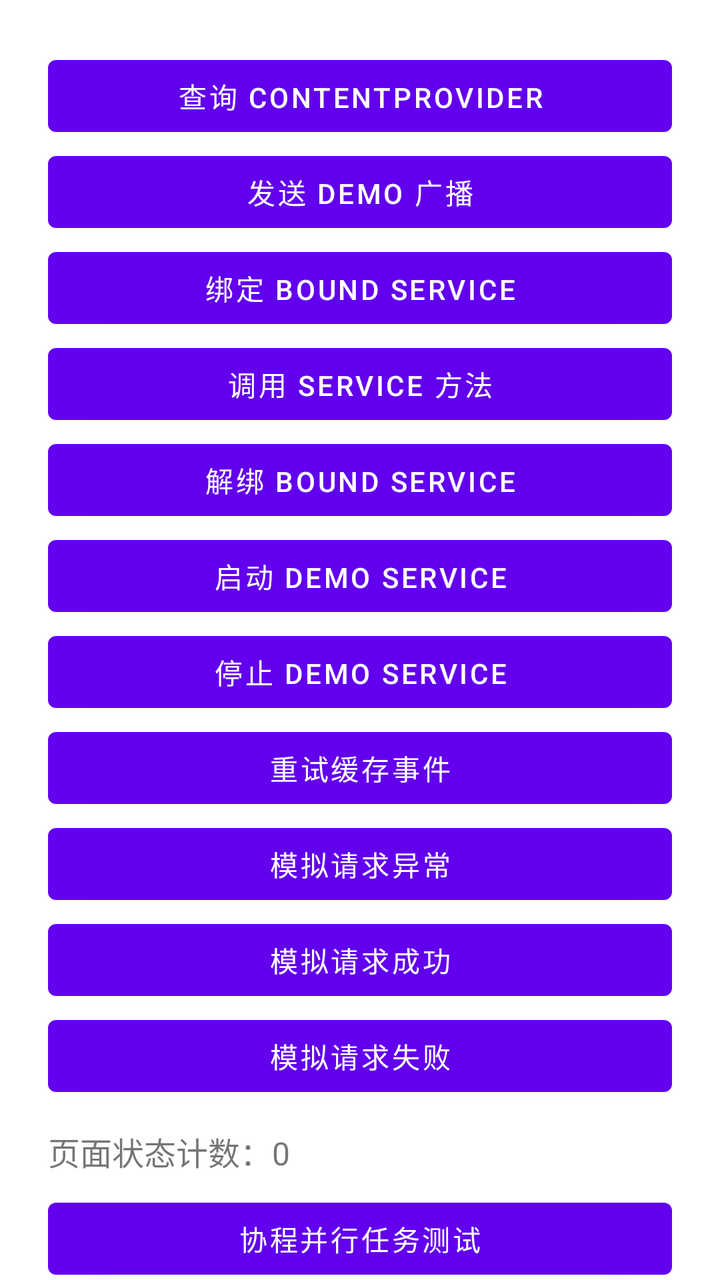
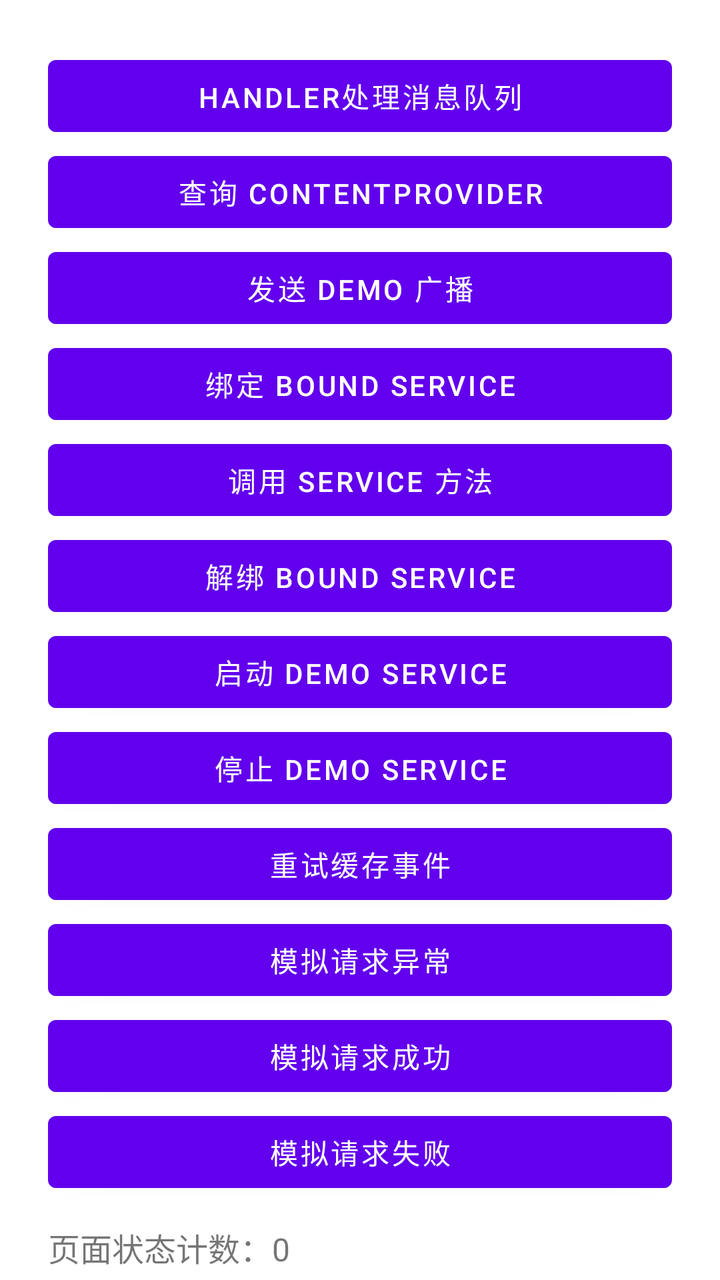

The first picture is an Android layout as it rendered before a commit; the second is the same layout after the commit. The layout source and the unified diff follow.
<!-- AndroidManifest.xml: application theme Theme.SdkStudyDemo -->
<!-- res/layout/activity_main.xml -->
<?xml version="1.0" encoding="utf-8"?>
<androidx.core.widget.NestedScrollView xmlns:android="http://schemas.android.com/apk/res/android"
    android:id="@+id/mainScrollView"
    android:layout_width="match_parent"
    android:layout_height="match_parent"
    android:fillViewport="true">


<LinearLayout
    android:id="@+id/rootLayout"
    android:layout_width="match_parent"
    android:layout_height="match_parent"
    android:orientation="vertical"
    android:padding="24dp">
    <Button
        android:id="@+id/btnQueryProvider"
        android:layout_width="match_parent"
        android:layout_height="wrap_content"
        android:text="查询 ContentProvider" />
    <Button
        android:id="@+id/btnSendBroadcast"
        android:layout_width="match_parent"
        android:layout_height="wrap_content"
        android:text="发送 Demo 广播" />
    <Button
        android:id="@+id/btnBindService"
        android:layout_width="match_parent"
        android:layout_height="wrap_content"
        android:text="绑定 Bound Service" />

    <Button
        android:id="@+id/btnCallService"
        android:layout_width="match_parent"
        android:layout_height="wrap_content"
        android:text="调用 Service 方法" />

    <Button
        android:id="@+id/btnUnbindService"
        android:layout_width="match_parent"
        android:layout_height="wrap_content"
        android:text="解绑 Bound Service" />
    <Button
        android:id="@+id/btnStartDemoService"
        android:layout_width="match_parent"
        android:layout_height="wrap_content"
        android:text="启动 Demo Service" />

    <Button
        android:id="@+id/btnStopDemoService"
        android:layout_width="match_parent"
        android:layout_height="wrap_content"
        android:text="停止 Demo Service" />
    <Button
        android:id="@+id/btnRetryCachedEvents"
        android:layout_width="match_parent"
        android:layout_height="wrap_content"
        android:text="重试缓存事件" />
    <Button
        android:id="@+id/btnRequestException"
        android:layout_width="match_parent"
        android:layout_height="wrap_content"
        android:text="模拟请求异常" />
    <Button
        android:id="@+id/btnRequestSuccess"
        android:layout_width="match_parent"
        android:layout_height="wrap_content"
        android:text="模拟请求成功" />

    <Button
        android:id="@+id/btnRequestError"
        android:layout_width="match_parent"
        android:layout_height="wrap_content"
        android:text="模拟请求失败" />

    <TextView
        android:id="@+id/tvStateCount"
        android:layout_width="match_parent"
        android:layout_height="wrap_content"
        android:text="页面状态计数：0"
        android:textSize="16sp"
        android:paddingTop="12dp"
        android:paddingBottom="8dp"/>
    <Button
        android:id="@+id/btnParallelTaskTest"
        android:layout_width="match_parent"
        android:layout_height="wrap_content"
        android:text="协程并行任务测试"/>
    <Button
        android:id="@+id/btnTimeoutTest"
        android:layout_width="match_parent"
        android:layout_height="wrap_content"
        android:text="协程超时测试" />
    <Button
        android:id="@+id/btnStartLongCoroutine"
        android:layout_width="match_parent"
        android:layout_height="wrap_content"
        android:text="启动长协程任务" />

    <Button
        android:id="@+id/btnCancelLongCoroutine"
        android:layout_width="match_parent"
        android:layout_height="wrap_content"
        android:text="取消长协程任务" />
    <Button
        android:id="@+id/btnCoroutineTest"
        android:layout_width="match_parent"
        android:layout_height="wrap_content"
        android:text="协程测试" />
    <Button
        android:id="@+id/btnUploadEventCoroutine"
        android:layout_width="match_parent"
        android:layout_height="wrap_content"
        android:text="协程网络上报事件"/>
    <Button
        android:id="@+id/btnUploadEventNetwork"
        android:layout_width="match_parent"
        android:layout_height="wrap_content"
        android:text="网络上报事件"/>
    <Button
        android:id="@+id/btnIncreaseCount"
        android:layout_width="match_parent"
        android:layout_height="wrap_content"
        android:text="增加页面状态计数"/>
    <FrameLayout
        android:id="@+id/infoFragmentContainer"
        android:layout_width="match_parent"
        android:layout_height="wrap_content"/>
    <TextView
        android:id="@+id/tvSdkInfo"
        android:layout_width="match_parent"
        android:layout_height="wrap_content"
        android:text="SDK信息"
        android:textSize="16sp"/>

    <Button
        android:id="@+id/bthCancel"
        android:layout_width="match_parent"
        android:layout_height="wrap_content"
        android:text="取消隐私授权"/>

    <Button
        android:id="@+id/bthSetting"
        android:layout_width="match_parent"
        android:layout_height="wrap_content"
        android:text="进入设置页"/>
    <Button
        android:id = "@+id/bthAgree"
        android:layout_width="match_parent"
        android:layout_height="wrap_content"
        android:text="同意隐私协议"/>

    <Button
        android:id="@+id/btnTrackEvent"
        android:layout_width="match_parent"
        android:layout_height="wrap_content"
        android:text="模拟事件上报" />
    <Button
        android:id="@+id/btnTrackEventByBundle"
        android:layout_width="match_parent"
        android:layout_height="wrap_content"
        android:text="Bundle方式上报事件" />
    <Button
        android:id="@+id/btnRequestCameraPermission"
        android:layout_width="match_parent"
        android:layout_height="wrap_content"
        android:text="请求相机权限" />

    <FrameLayout
        android:id="@+id/fragmentContainer"
        android:layout_width="match_parent"
        android:layout_height="wrap_content"/>

</LinearLayout>
</androidx.core.widget.NestedScrollView>
<!-- resources referenced by this layout -->
<resources>
  <style name="Theme.SdkStudyDemo" parent="Theme.MaterialComponents.Light.NoActionBar">
          <item name="android:windowLightStatusBar">true</item>
          <item name="android:statusBarColor">@android:color/white</item>
          <item name="android:navigationBarColor">@android:color/white</item>
      </style>
</resources>

<!-- the commit's change to res/layout/activity_main.xml (unified diff, before → after) -->
@@ -12,6 +12,11 @@
     android:layout_height="match_parent"
     android:orientation="vertical"
     android:padding="24dp">
+    <Button
+        android:id="@+id/btnHandlerDemo"
+        android:layout_width="match_parent"
+        android:layout_height="wrap_content"
+        android:text="handler处理消息队列" />
     <Button
         android:id="@+id/btnQueryProvider"
         android:layout_width="match_parent"
